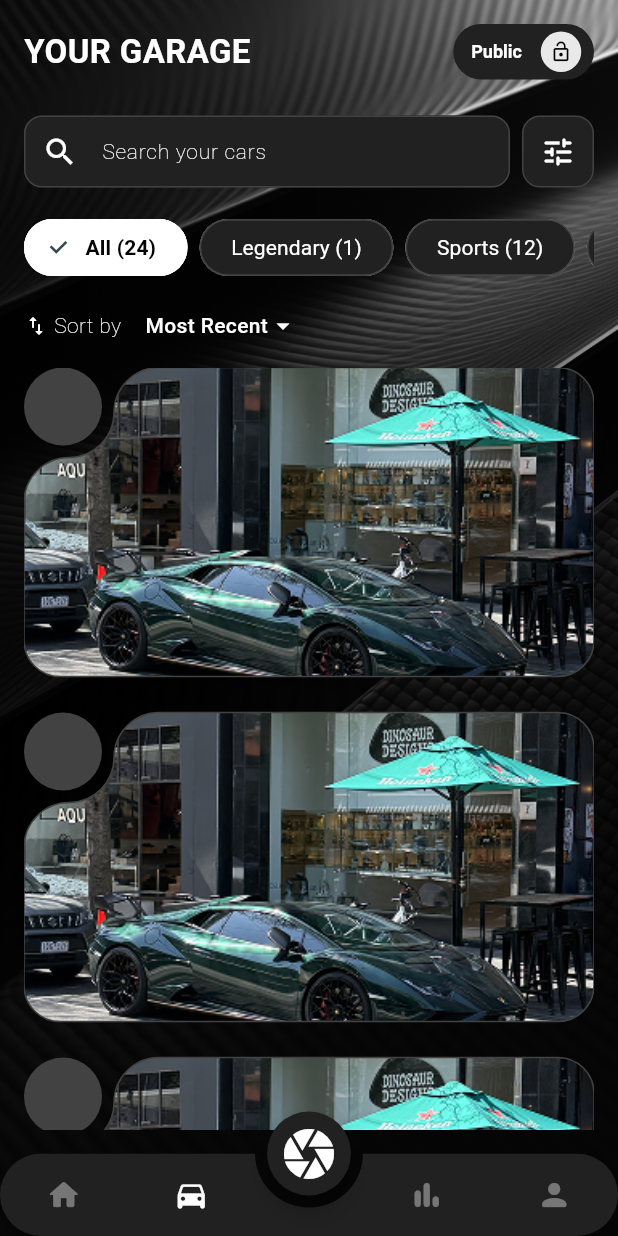
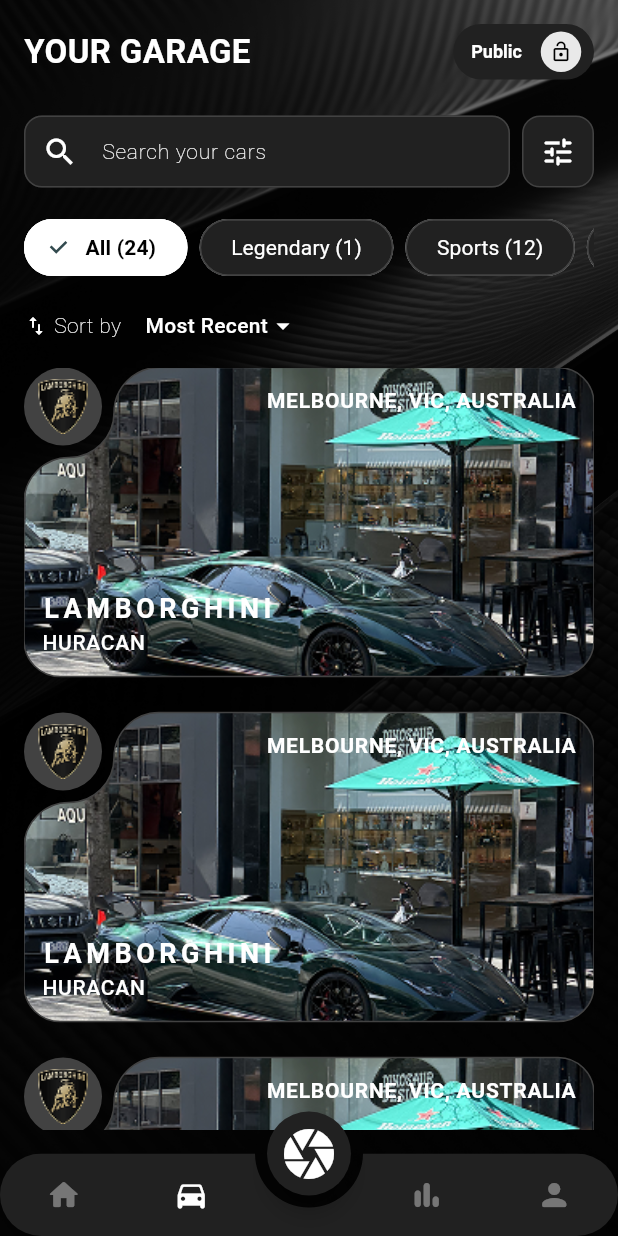
Before and after one commit to sabikrahat/riderspotr, a Flutter app: the GarageScreen screen opened by its route, on a phone screen of 412 x 824 dp. Run offline on Flutter 3.47's test engine with Material 3 defaults, Android fonts, the phone set to English and light mode, and no system bars; drawn by our look-alikes of animated_bottom_navigation_bar, toastification; our stand-ins replace camera, flutter_riverpod, flutter_svg, form_builder_validators, gap, go_router and 7 more; missing offline and left inert: arc_progress_bar_new; accounts and stored records are empty; generated files the repository leaves out were written again; Roboto replaces fonts that are missing (Montserrat).

Commit message:
Refactor: Enhance UI components with CarbonBackground and improve styling across various screens

```diff
--- a/lib/presentation/pages/garage/garage_screen.dart
+++ b/lib/presentation/pages/garage/garage_screen.dart
@@ -2,6 +2,7 @@ import 'package:flutter/material.dart';
 import 'package:gap/gap.dart';
 import '../../../core/extensions.dart';
 import '../../widgets/shared/car_card.dart';
+import '../../widgets/shared/carbon_background.dart';
 import '../../widgets/shared/page_padding.dart';
 
 import '../../widgets/garage/animated_privacy_toggle.dart';
@@ -32,16 +33,8 @@ class _GarageScreenState extends State<GarageScreen> {
   @override
   Widget build(BuildContext context) {
     return Scaffold(
-      body: Stack(
-        children: [
-          Image.asset(
-            'assets/carbon/garage-bg.jpg',
-            fit: BoxFit.cover,
-            width: double.infinity,
-            height: double.infinity,
-          ),
-          Align(
-            alignment: Alignment.topCenter,
+      body: CarbonBackground(
+        imgPath: 'assets/carbon/garage-bg.jpg',
         child: PagePadding(
           child: Column(
             crossAxisAlignment: CrossAxisAlignment.start,
@@ -236,8 +229,6 @@ class _GarageScreenState extends State<GarageScreen> {
           ),
         ),
       ),
-        ],
-      ),
     );
   }
 }
--- a/lib/presentation/pages/home/home_screen.dart
+++ b/lib/presentation/pages/home/home_screen.dart
@@ -207,7 +207,7 @@ class HomeScreen extends ConsumerWidget {
               ],
             ),
           ),
-          Gap(30),
+          Gap(200),
         ],
       ),
     );
--- a/lib/presentation/widgets/capture/specs_part.dart
+++ b/lib/presentation/widgets/capture/specs_part.dart
@@ -42,7 +42,7 @@ class SpecsPart extends StatelessWidget {
             alignment: Alignment.centerLeft,
             child: Text(
               'ENGINE SPECS',
-              style: context.textTheme.headlineMedium,
+              style: context.textTheme.headlineSmall,
             ),
           ),
           Gap(16),
--- a/lib/presentation/widgets/leaderboard/comparison_bar.dart
+++ b/lib/presentation/widgets/leaderboard/comparison_bar.dart
@@ -199,10 +199,6 @@ class LeaderboardComparisonBar extends StatelessWidget {
             height: 80,
             decoration: BoxDecoration(
               shape: BoxShape.circle,
-              border: Border.all(
-                color: Colors.white,
-                width: 3,
-              ),
               image: DecorationImage(
                 image: _getImageProvider(image),
                 fit: BoxFit.cover,
--- a/lib/presentation/widgets/shared/car_card.dart
+++ b/lib/presentation/widgets/shared/car_card.dart
@@ -3,7 +3,21 @@ import 'package:flutter/material.dart';
 import '../../../core/extensions.dart';
 
 class CarCard extends StatelessWidget {
-  const CarCard({super.key});
+  const CarCard({
+    super.key,
+    this.badgePath = 'assets/images/lamborghini.png',
+    this.imgPath = 'assets/images/lamborghini-hurcan.png',
+    this.location = 'MELBOURNE, VIC, AUSTRALIA',
+    this.brand = 'LAMBORGHINI',
+    this.model = 'HURACAN',
+  });
+
+  final String badgePath;
+  final String imgPath;
+  final String location;
+  final String brand;
+  final String model;
+
   @override
   Widget build(BuildContext context) {
     return Stack(
@@ -14,6 +28,7 @@ class CarCard extends StatelessWidget {
               child: CircleAvatar(
                 backgroundColor: Colors.grey.shade800,
                 radius: 26,
+                child: Image.asset(badgePath),
               ),
             ),
             SizedBox(
@@ -30,9 +45,7 @@ class CarCard extends StatelessWidget {
                     child: Container(
                       decoration: BoxDecoration(
                         image: DecorationImage(
-                          image: AssetImage(
-                            'assets/images/lamborghini-hurcan.png',
-                          ),
+                          image: AssetImage(imgPath),
                           fit: BoxFit.cover,
                         ),
                       ),
@@ -47,6 +60,40 @@ class CarCard extends StatelessWidget {
                       borderWidth: 1,
                     ),
                     child: Container(),
+                  ),
+                ],
+              ),
+            ),
+            Positioned(
+              top: 12,
+              right: 12,
+              child: Text(
+                location,
+                style: context.textTheme.bodyLarge?.copyWith(
+                  fontSize: 14,
+                  fontWeight: FontWeight.w600,
+                ),
+              ),
+            ),
+            Positioned(
+              bottom: 12,
+              left: 12,
+              child: Column(
+                crossAxisAlignment: CrossAxisAlignment.start,
+                children: [
+                  Text(
+                    brand,
+                    style: context.textTheme.headlineSmall?.copyWith(
+                      color: Colors.white,
+                      fontWeight: FontWeight.bold,
+                    ),
+                  ),
+                  Text(
+                    model,
+                    style: context.textTheme.bodyLarge?.copyWith(
+                      fontSize: 14,
+                      fontWeight: FontWeight.w500,
+                    ),
                   ),
                 ],
               ),
--- /dev/null
+++ b/lib/presentation/widgets/shared/carbon_background.dart
@@ -0,0 +1,30 @@
+import 'package:flutter/material.dart';
+
+class CarbonBackground extends StatelessWidget {
+  const CarbonBackground({
+    super.key,
+    required this.imgPath,
+    required this.child,
+  });
+
+  final String imgPath;
+  final Widget child;
+
+  @override
+  Widget build(BuildContext context) {
+    return Stack(
+      children: [
+        Opacity(
+          opacity: 0.5,
+          child: Image.asset(
+            imgPath,
+            fit: BoxFit.cover,
+            width: double.infinity,
+            height: double.infinity,
+          ),
+        ),
+        Align(alignment: Alignment.topCenter, child: child),
+      ],
+    );
+  }
+}
```
Also changed, not shown: lib/presentation/pages/capture/car_deatil_screen.dart (+15 -3 lines), lib/presentation/pages/leaderboard/leaderboard_screen.dart (+27 -32 lines), lib/presentation/widgets/capture/history_part.dart (+3 -15 lines), lib/presentation/widgets/capture/production_part.dart (+30 -13 lines), lib/presentation/widgets/leaderboard/summary_card.dart (+4 -6 lines), 1 other file. Lines whose indentation alone changed are shown as unchanged.
